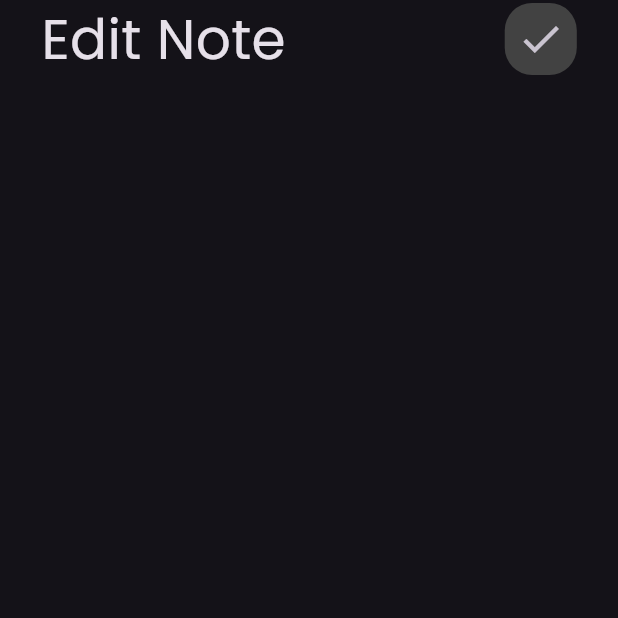
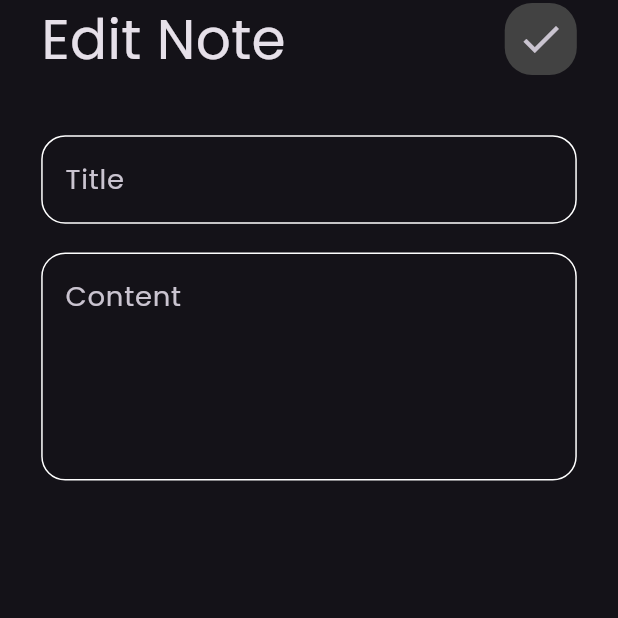
Before and after one commit to AhmedKhaled8907/notes-app, a Flutter app: the EditNoteView screen opened directly, on a phone screen of 412 x 824 dp, the top half of it. Run offline on Flutter 3.47's test engine with Material 3 defaults, Android fonts, the phone set to English and light mode, and no system bars; our stand-ins replace flutter_screenutil, font_awesome_flutter.

Commit message:
edit note view ui done

```diff
--- a/lib/views/widgets/edit_note_view_body.dart
+++ b/lib/views/widgets/edit_note_view_body.dart
@@ -1,6 +1,8 @@
 import 'package:flutter/material.dart';
 import 'package:flutter_screenutil/flutter_screenutil.dart';
 import 'package:notes_app/views/widgets/custom_app_bar.dart';
+import 'package:notes_app/views/widgets/custom_button.dart';
+import 'package:notes_app/views/widgets/custom_text_field.dart';
 
 class EditNoteViewBody extends StatelessWidget {
   const EditNoteViewBody({super.key});
@@ -10,11 +12,18 @@ class EditNoteViewBody extends StatelessWidget {
     return SafeArea(
       child: Padding(
         padding: EdgeInsets.symmetric(horizontal: 24.w),
-        child: const Column(
+        child: Column(
           children: [
-            CustomAppBar(
+            const CustomAppBar(
               title: 'Edit Note',
               icon: Icons.check,
+            ),
+            SizedBox(height: 32.h),
+            const CustomTextField(hintText: 'Title'),
+            SizedBox(height: 16.h),
+            const CustomTextField(
+              hintText: 'Content',
+              maxLines: 5,
             ),
           ],
         ),
```
